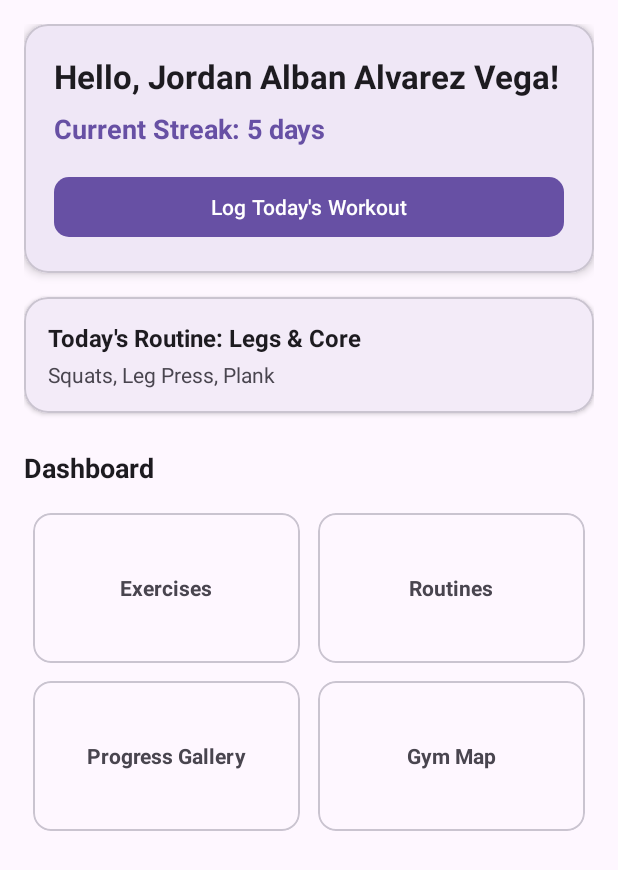
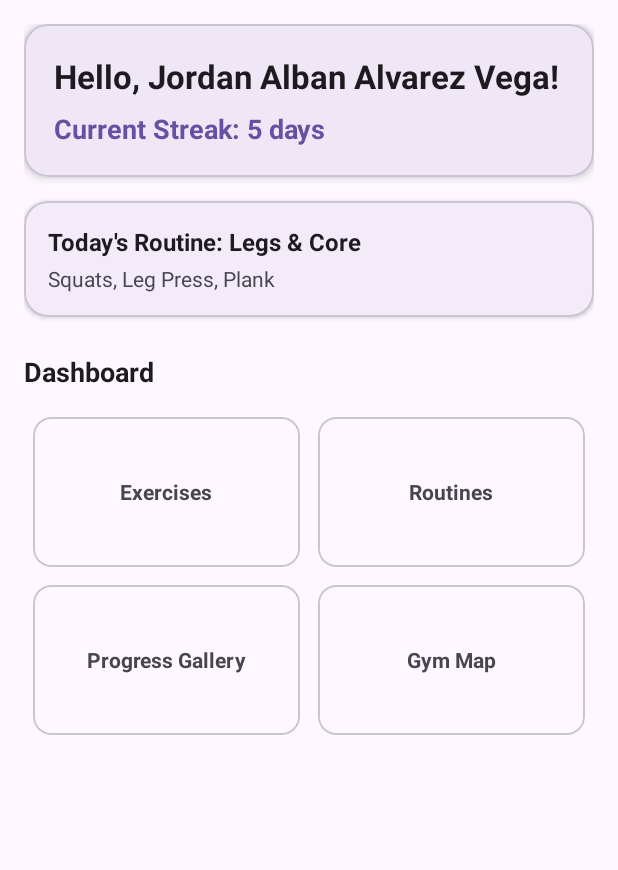
Before and after one commit to albdrag/GymSyncAndroid, an Android app: the DashboardActivity screen opened directly, with no data from a screen before it, on a phone screen of 412 x 824 dp. Shown: the top 870 px of the screen. Run offline under Robolectric (Android 15) with nearby library versions, the phone set to English and light mode, and no system bars.

Commit message:
UI: Remove manual streak increment button from Dashboard

```diff
--- a/app/src/main/java/com/example/gymsync/presentation/activity/DashboardActivity.kt
+++ b/app/src/main/java/com/example/gymsync/presentation/activity/DashboardActivity.kt
@@ -2,9 +2,7 @@ package com.example.gymsync.presentation.activity
 
 import android.content.Intent
 import android.os.Bundle
-import android.widget.Button
 import android.widget.TextView
-import android.widget.Toast
 import androidx.appcompat.app.AppCompatActivity
 import com.example.gymsync.R
 import com.example.gymsync.data.memory.MemoryDataRepository
@@ -19,7 +17,6 @@ class DashboardActivity : AppCompatActivity() {
     private lateinit var tvGreeting: TextView
     private lateinit var tvStreak: TextView
     private lateinit var tvTodayRoutineTitle: TextView
-    private lateinit var btnLogWorkout: Button
 
     override fun onCreate(savedInstanceState: Bundle?) {
         super.onCreate(savedInstanceState)
@@ -30,16 +27,8 @@ class DashboardActivity : AppCompatActivity() {
         tvGreeting = findViewById(R.id.tvGreeting)
         tvStreak = findViewById(R.id.tvStreak)
         tvTodayRoutineTitle = findViewById(R.id.tvTodayRoutineTitle)
-        btnLogWorkout = findViewById(R.id.btnLogWorkout)
 
         setupQuickNavigation()
-
-        btnLogWorkout.setOnClickListener {
-            val updatedProfile = viewModel.incrementStreak()
-            Toast.makeText(this, getString(R.string.toast_workout_logged, updatedProfile.streakDays), Toast.LENGTH_SHORT).show()
-            updateDashboardUi()
-        }
-
         updateDashboardUi()
     }
 
--- a/app/src/main/res/layout/activity_dashboard.xml
+++ b/app/src/main/res/layout/activity_dashboard.xml
@@ -45,14 +45,6 @@
                     android:textSize="18sp"
                     android:textStyle="bold"
                     tools:text="Current Streak: 5 days" />
-
-                <com.google.android.material.button.MaterialButton
-                    android:id="@+id/btnLogWorkout"
-                    android:layout_width="match_parent"
-                    android:layout_height="wrap_content"
-                    android:layout_marginTop="16dp"
-                    android:text="@string/dashboard_increment_streak"
-                    app:cornerRadius="10dp" />
             </LinearLayout>
         </com.google.android.material.card.MaterialCardView>
 
```
